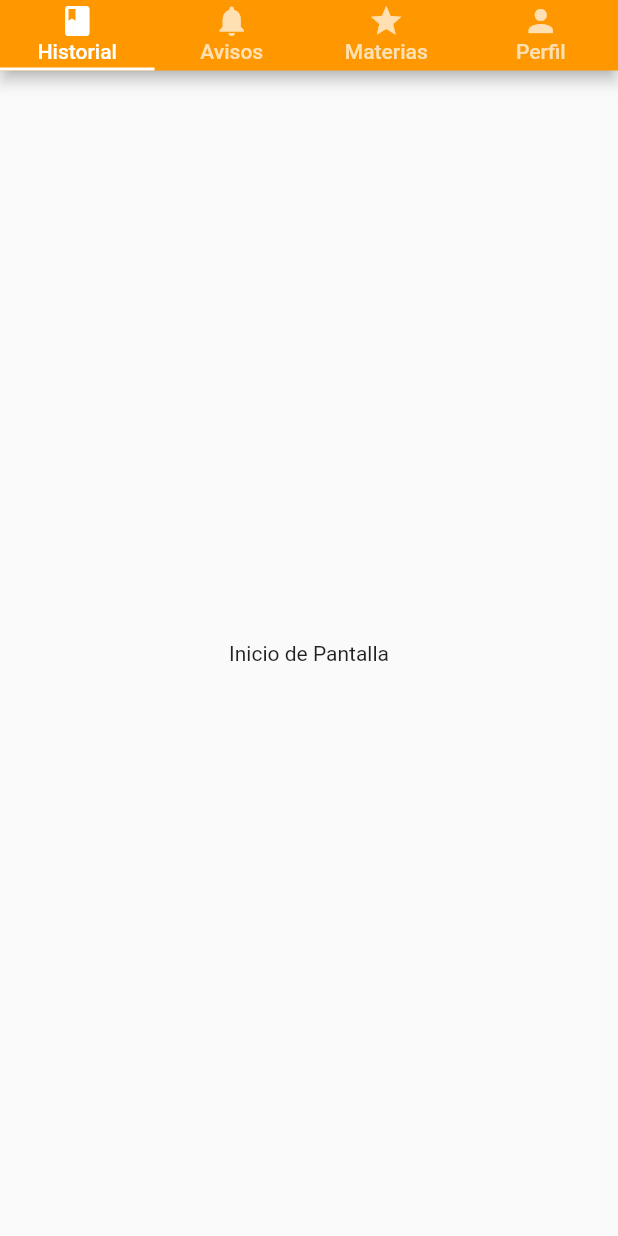
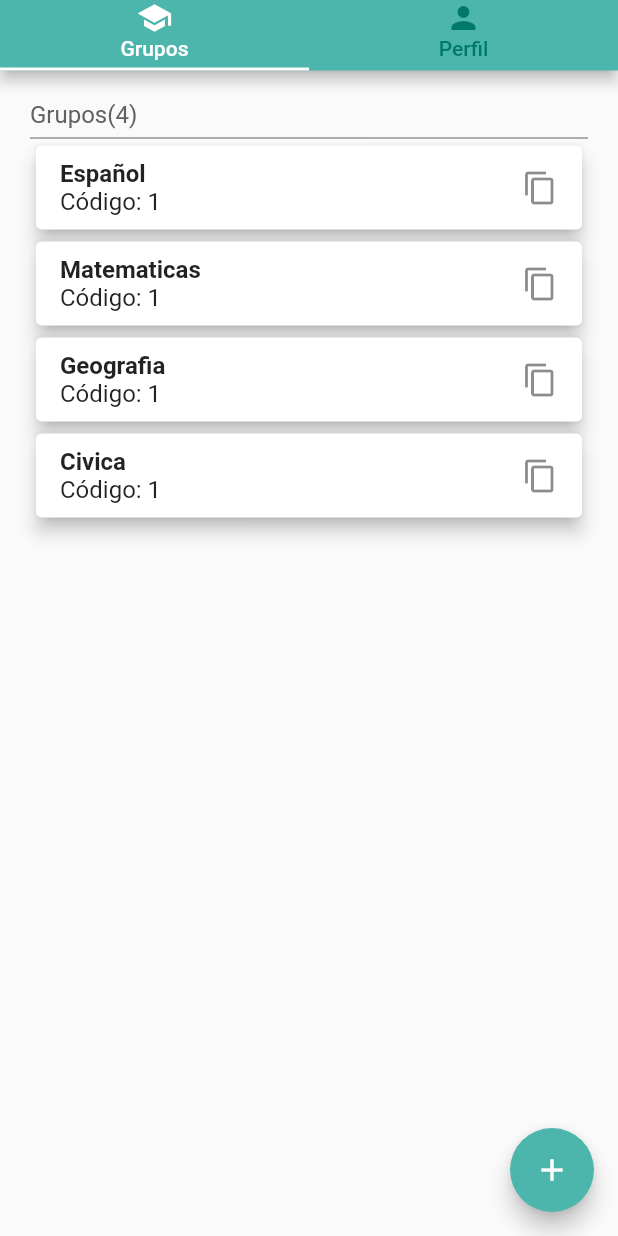
Before and after one commit to OrbitalCardinal/Scolaria, a Flutter app: the screen it shows after launch, on a phone screen of 412 x 824 dp. Run offline on Flutter 3.47's test engine with Material 2 defaults, Android fonts, the phone set to English and light mode, and no system bars; our stand-ins replace firebase_auth, firebase_core; accounts and stored records are empty.

Commit message:
Teachers section screens finished

```diff
--- a/lib/main.dart
+++ b/lib/main.dart
@@ -2,6 +2,8 @@ import 'package:firebase_core/firebase_core.dart';
 import 'package:flutter/material.dart';
 import 'package:flutter/services.dart';
 import 'package:Scolaria/parents/parent_start.dart';
+
+import 'teachers/main_teachers_screen.dart';
 
 void main() async {
   WidgetsFlutterBinding.ensureInitialized();
@@ -39,7 +41,7 @@ class _MyHomePageState extends State<MyHomePage> {
         backgroundColor: Colors.white,
         resizeToAvoidBottomInset: false,
         // body: RegisterBody()
-        body: ParentStart(),
+        body: MainTeachersScreen(),
         );
   }
 }
--- /dev/null
+++ b/lib/teachers/main_groups_screen.dart
@@ -0,0 +1,142 @@
+import 'package:flutter/material.dart';
+import './models/group_model.dart';
+import 'group_screen.dart';
+
+class MainGroupsScreen extends StatelessWidget {
+  final List<Group> groups = [
+    Group(
+        id: "1",
+        code: "1",
+        name: "Español",
+        activities: 4,
+        students: 20,
+        teacherId: "123"),
+    Group(
+        id: "2",
+        code: "1",
+        name: "Matematicas",
+        activities: 4,
+        students: 20,
+        teacherId: "123"),
+    Group(
+        id: "3",
+        code: "1",
+        name: "Geografia",
+        activities: 4,
+        students: 20,
+        teacherId: "123"),
+    Group(
+        id: "4",
+        code: "1",
+        name: "Civica",
+        activities: 4,
+        students: 20,
+        teacherId: "123"),
+  ];
+
+  @override
+  Widget build(BuildContext context) {
+    return Scaffold(
+      body: Container(
+        padding: EdgeInsets.all(20),
+        child: Column(
+          crossAxisAlignment: CrossAxisAlignment.start,
+          children: [
+            Text(
+              "Grupos(4)",
+              style: TextStyle(color: Colors.grey[700], fontSize: 16),
+            ),
+            SizedBox(height: 5),
+            Divider(
+              color: Colors.grey[700],
+              height: 2,
+            ),
+            Expanded(
+              child: Container(
+                child: ListView.builder(
+                  itemCount: groups.length,
+                  itemBuilder: (context, index) {
+                    return GroupTile(
+                      group: groups[index],
+                    );
+                  },
+                ),
+              ),
+            )
+          ],
+        ),
+      ),
+      floatingActionButton: FloatingActionButton(
+        backgroundColor: Colors.teal[300],
+        child: Icon(Icons.add),
+        onPressed: () {
+          showDialog(
+            context: context,
+            child: AlertDialog(
+              actions: [
+                FlatButton(
+                  onPressed: () {
+                    Navigator.of(context).pop();
+                  },
+                  child: Text(
+                    "Cancelar",
+                    style: TextStyle(color: Colors.red),
+                  ),
+                ),
+                FlatButton(
+                  onPressed: () {},
+                  child: Text("Crear"),
+                ),
+              ],
+              content: Container(
+                child: Column(
+                  mainAxisSize: MainAxisSize.min,
+                  children: [
+                    TextField(
+                      decoration:
+                          InputDecoration(labelText: "Nombre del grupo"),
+                    ),
+                    TextField(
+                      keyboardType: TextInputType.number,
+                      decoration:
+                          InputDecoration(labelText: "Número de actividades"),
+                    ),
+                  ],
+                ),
+              ),
+            ),
+          );
+        },
+      ),
+    );
+  }
+}
+
+class GroupTile extends StatelessWidget {
+  final Group group;
+
+  GroupTile({this.group});
+
+  @override
+  Widget build(BuildContext context) {
+    return Card(
+      elevation: 5,
+      child: ListTile(
+        title: Column(
+          crossAxisAlignment: CrossAxisAlignment.start,
+          children: [
+            Text(
+              this.group.name,
+              style: TextStyle(fontWeight: FontWeight.bold),
+            ),
+            Text("Código: " + this.group.code)
+          ],
+        ),
+        trailing: Icon(Icons.content_copy),
+        onTap: () {
+          Navigator.of(context).push(MaterialPageRoute(builder: (context) => GroupScreen(group: this.group,)));
+        },
+      ),
+    );
+  }
+}
--- /dev/null
+++ b/lib/teachers/main_teachers_screen.dart
@@ -0,0 +1,44 @@
+import 'package:flutter/material.dart';
+
+import 'main_groups_screen.dart';
+import 'profile_screen.dart';
+
+class MainTeachersScreen extends StatelessWidget {
+  @override
+  Widget build(BuildContext context) {
+    return DefaultTabController(
+      length: 2,
+      child: Scaffold(
+        appBar: PreferredSize(
+          preferredSize: Size(double.infinity, 47),
+          child: AppBar(
+            backgroundColor: Colors.teal[300],
+            flexibleSpace: SafeArea(
+              child: TabBar(
+                indicatorColor: Colors.white,
+                unselectedLabelColor: Colors.teal[700],
+                indicatorWeight: 2,
+                tabs: [
+                  Tab(
+                    child: Column(
+                      children: [Icon(Icons.school), Text("Grupos")],
+                    ),
+                  ),
+                  Tab(
+                    child: Column(
+                      children: [Icon(Icons.person), Text("Perfil")],
+                    ),
+                  ),
+                ],
+              ),
+            ),
+          ),
+        ),
+        body: TabBarView(children: [
+          MainGroupsScreen(),
+          ProfileScreen(),
+        ]),
+      ),
+    );
+  }
+}
--- /dev/null
+++ b/lib/teachers/models/group_model.dart
@@ -0,0 +1,19 @@
+import 'package:flutter/cupertino.dart';
+
+class Group {
+  final String id;
+  final String code;
+  final String name;
+  final int activities;
+  final String teacherId;
+  final int students;
+
+  Group({
+    @required this.id,
+    @required this.code,
+    @required this.name,
+    @required this.activities,
+    @required this.teacherId,
+    @required this.students,
+  });
+}
```
Also changed, not shown: lib/teachers/announcements_screen.dart (added, +107 -0 lines), lib/teachers/group_screen.dart (added, +171 -0 lines), lib/teachers/group_settings_screen.dart (added, +72 -0 lines), lib/teachers/models/announcements_model.dart (added, +15 -0 lines), lib/teachers/models/group_activity_model.dart (added, +15 -0 lines), lib/teachers/models/student_activity_model.dart (added, +15 -0 lines), lib/teachers/models/student_model.dart (added, +15 -0 lines), lib/teachers/profile_screen.dart (added, +12 -0 lines), lib/teachers/student_screen.dart (added, +111 -0 lines).
